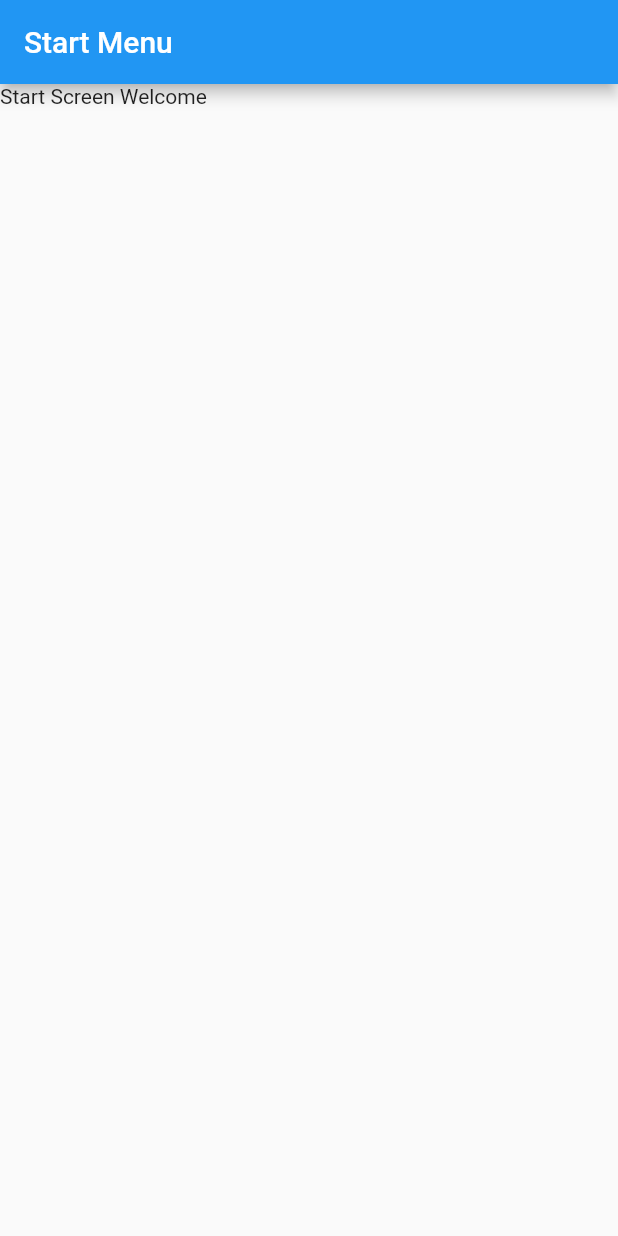
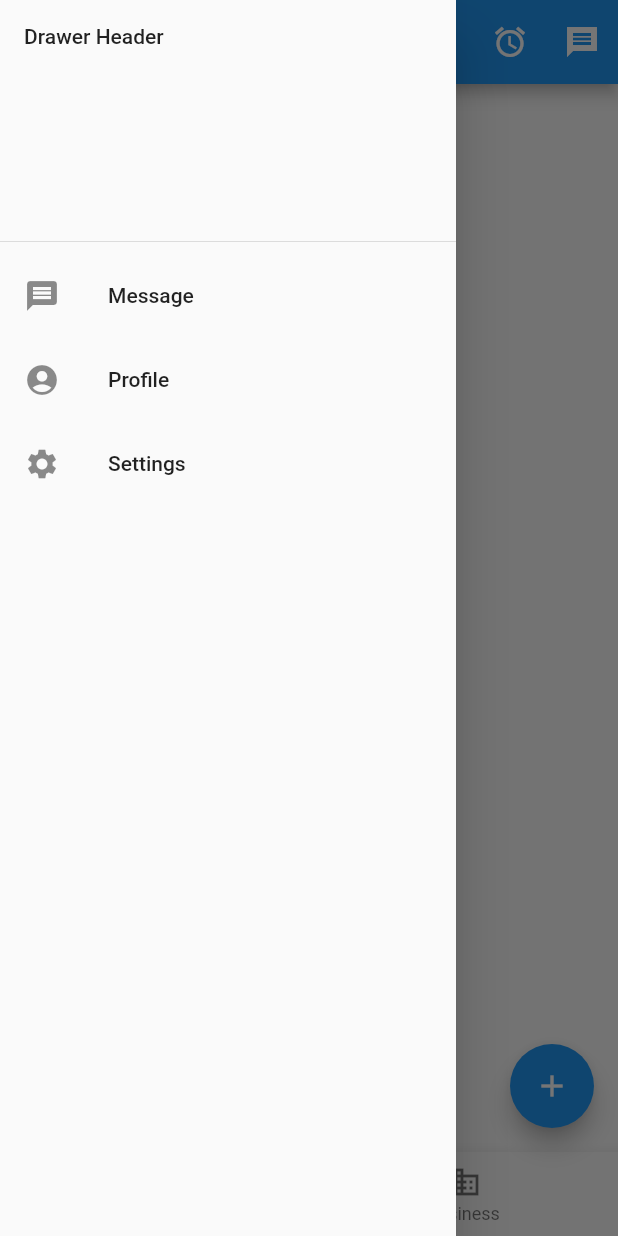
Before and after one commit to Ryanftw/CMSC4303-lesson1, a Flutter app: the screen it shows after launch, with the side drawer open (before the commit the screen has no drawer), on a phone screen of 412 x 824 dp. Run offline on Flutter 3.47's test engine with Material 2 defaults, Android fonts, the phone set to English and light mode, and no system bars.

Commit message:
Bottom Nav Bar

```diff
--- a/lib/screen/start_screen.dart
+++ b/lib/screen/start_screen.dart
@@ -4,11 +4,75 @@ class StartScreen extends StatelessWidget {
   static const routeName = '/startScreen';
   @override
   Widget build(BuildContext context) {
-    return Scaffold (
-      appBar: AppBar(
-        title: Text('Start Menu'),
-      ),
-      body: Text('Start Screen Welcome'),
-    );
+    return Scaffold(
+        appBar: AppBar(
+          title: Text('Start Menu'),
+          actions: [
+            IconButton(
+                icon: Icon(Icons.alarm),
+                onPressed: () {
+                  print('Alarm');
+                }),
+            IconButton(
+                icon: Icon(Icons.message_sharp),
+                onPressed: () {
+                  print('Message');
+                })
+          ],
+        ),
+        drawer: Drawer(
+          child: ListView(
+            children: [
+              DrawerHeader(
+                child: Text('Drawer Header'),
+              ),
+              ListTile(
+                leading: Icon(Icons.message),
+                title: Text('Message'),
+              ),
+              ListTile(
+                leading: Icon(Icons.account_circle),
+                title: Text('Profile'),
+              ),
+              ListTile(
+                leading: Icon(Icons.settings),
+                title: Text('Settings'),
+              ),
+            ],
+          ),
+        ),
+        body: Column(
+          children: [
+            RaisedButton(
+              onPressed: () {
+                print('Menu 1');
+              },
+              child: Text('Menu1'),
+            ),
+            RaisedButton(
+              onPressed: () {
+                print('Menu 2');
+              },
+              child: Text('Menu 2'),
+            ),
+            Text('Third Menu'),
+          ],
+        ),
+        floatingActionButton: FloatingActionButton(
+          onPressed: () {
+            print('Floating action button');
+          },
+          child: Icon(Icons.add),
+        ),
+        bottomNavigationBar: BottomNavigationBar(
+          items: [
+            BottomNavigationBarItem(icon: Icon(Icons.home), label: 'Home'),
+            BottomNavigationBarItem(icon: Icon(Icons.business), label: 'Business'),
+          ],
+          currentIndex: 0,
+          onTap: (index) {
+            print('Current index = $index');
+          },
+        ));
   }
 }
```
